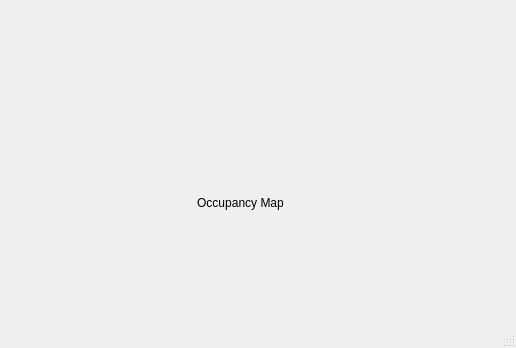
Above: ans_gui/ans_gui_pkg/mainwindow.ui from Hochstadt/SJSU-ANS_DeepRacer before the change; both pictures show x 769 to 1285 and y 216 to 564 of the 1285 by 564 pixel window. Below: the same form after it.
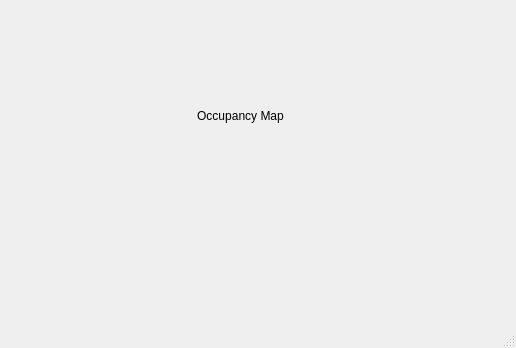
That is the form after the change.

The edit to the form file:
```diff
--- a/ans_gui/ans_gui_pkg/mainwindow.ui
+++ b/ans_gui/ans_gui_pkg/mainwindow.ui
@@ -398,7 +398,10 @@
          </widget>
         </item>
         <item>
-         <layout class="QVBoxLayout" name="map_layout">
+         <layout class="QVBoxLayout" name="map_layout" stretch="1,10">
+          <property name="spacing">
+           <number>0</number>
+          </property>
           <property name="topMargin">
            <number>10</number>
           </property>
```
Left out of the diff: 8 changed lines with no effect on the pictures.
